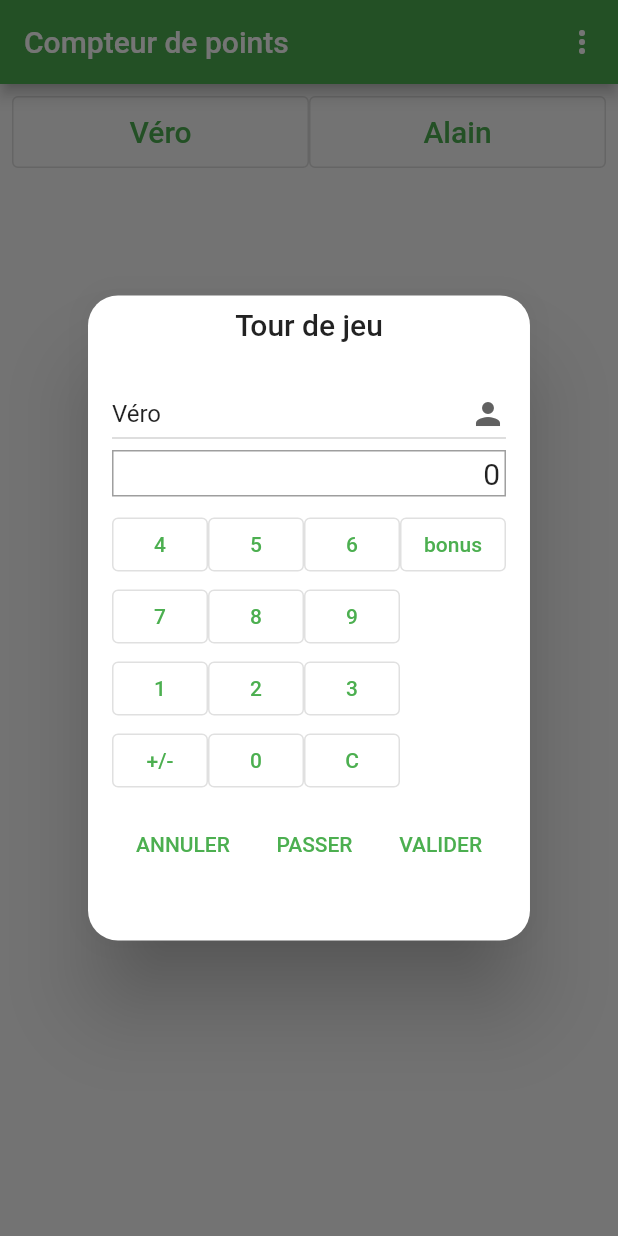
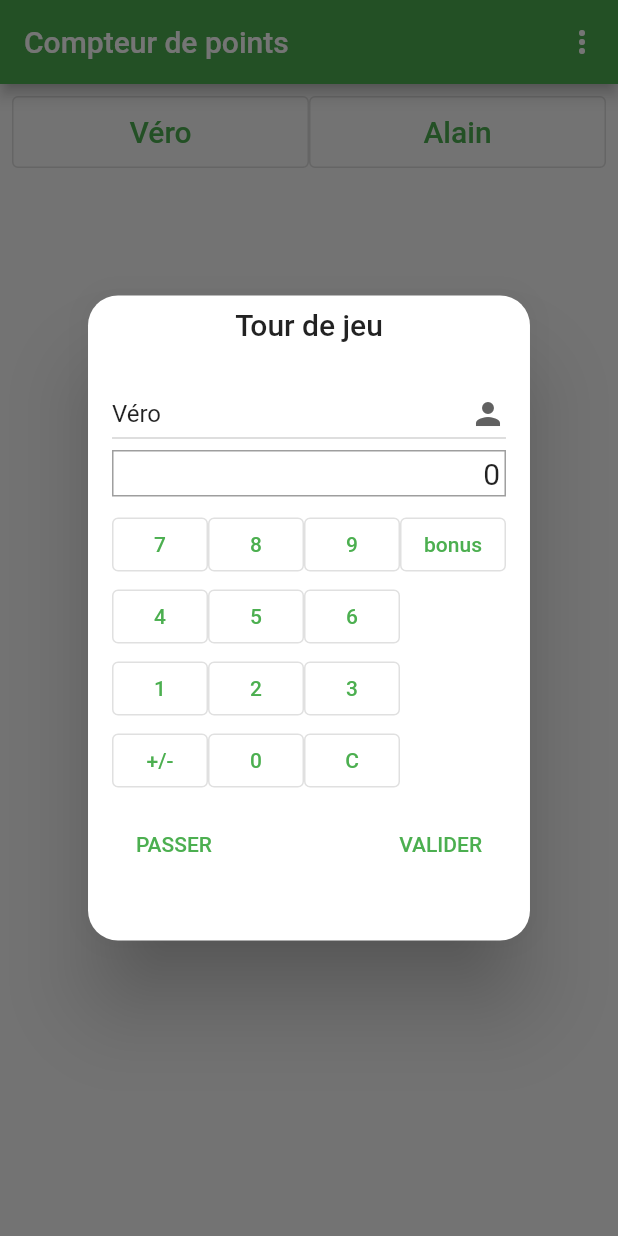
Before and after one commit to abasty/getx_scorer, a Flutter app: the screen it shows after launch, after a tap on "Véro", on a phone screen of 412 x 824 dp. Run offline on Flutter 3.47's test engine with Material 2 defaults, Android fonts, the phone set to English and light mode, and no system bars; our stand-ins replace get, get_storage.

Commit message:
Fixed digit keyboard

```diff
--- a/lib/view/turn_screen.dart
+++ b/lib/view/turn_screen.dart
@@ -44,10 +44,6 @@ class TurnDialog extends GameView {
         ButtonBar(
           alignment: MainAxisAlignment.spaceBetween,
           children: [
-            TextButton(
-              onPressed: () => Get.back(),
-              child: const Text('ANNULER'),
-            ),
             TextButton(
               onPressed: () {
                 game.doAddScore(game.playerTurn.value, 0);
@@ -100,7 +96,7 @@ class DigitKeyboard extends GameView {
         Row(
           mainAxisAlignment: MainAxisAlignment.start,
           children: <Widget>[
-            for (int i = 4; i <= 6; i++)
+            for (int i = 7; i <= 9; i++)
               OutlinedButton(
                 onPressed: () => onDigitPressed(i),
                 child: Text(i.toString()),
@@ -118,11 +114,11 @@ class DigitKeyboard extends GameView {
         Row(
           mainAxisAlignment: MainAxisAlignment.start,
           children: <Widget>[
-            for (int i = 7; i <= 9; i++)
+            for (int i = 4; i <= 6; i++)
               OutlinedButton(
                 onPressed: () => onDigitPressed(i),
                 child: Text(i.toString()),
-              )
+              ),
           ],
         ),
         Row(
```
